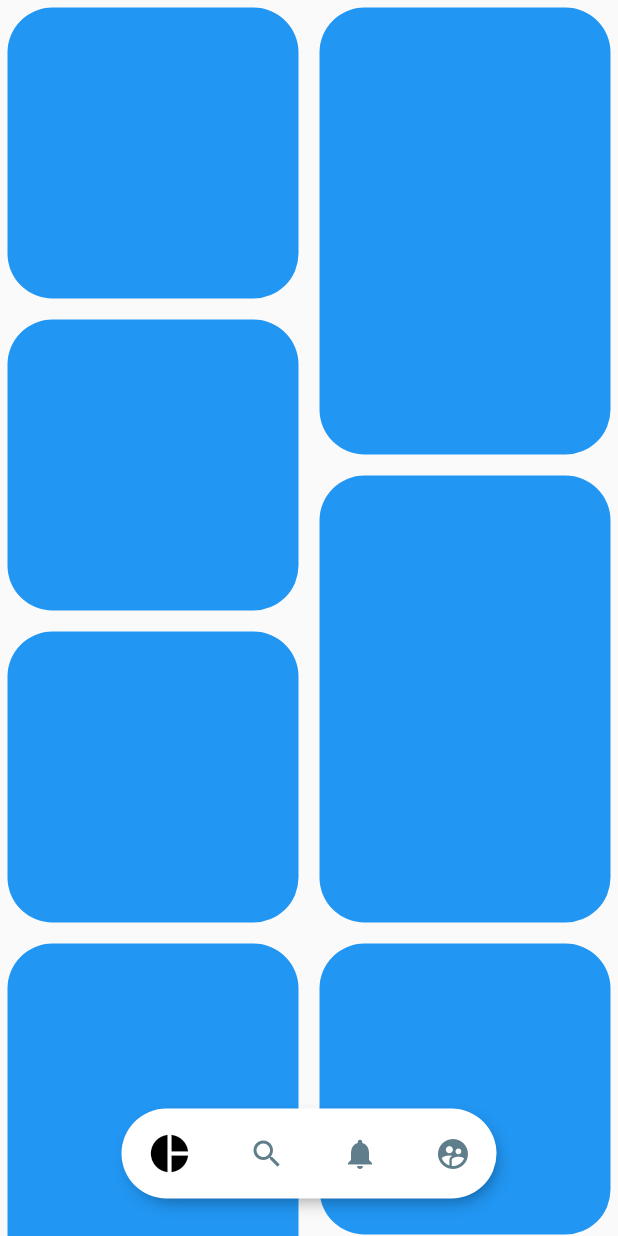
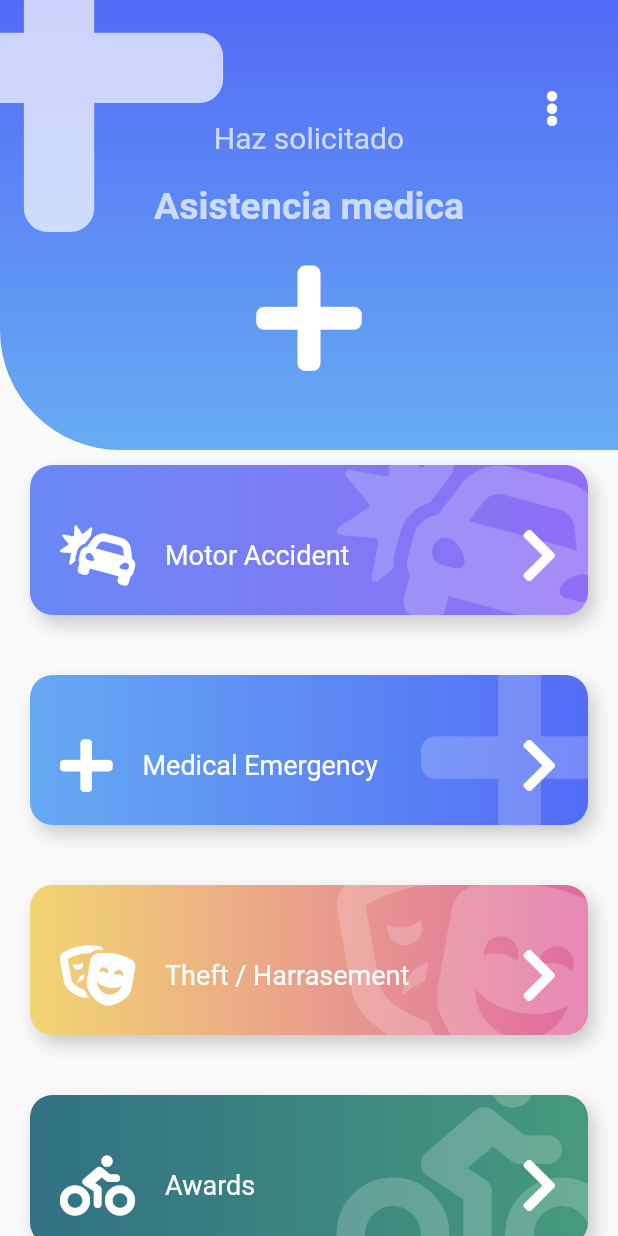
Before and after one commit to edrick27/Pinterest_layout, a Flutter app: the screen it shows after launch, on a phone screen of 412 x 824 dp. Run offline on Flutter 3.47's test engine with Material 2 defaults, Android fonts, the phone set to English and light mode, and no system bars; our stand-ins replace font_awesome_flutter.

Commit message:
addd emercy layout

```diff
--- /dev/null
+++ b/lib/Widgets/boton.dart
@@ -0,0 +1,113 @@
+import 'package:flutter/material.dart';
+import 'package:font_awesome_flutter/font_awesome_flutter.dart';
+
+
+class Boton extends StatelessWidget {
+
+  final IconData icon;
+  final String texto;
+  final Color color1;
+  final Color color2;
+  final Function onPress;
+
+  const Boton({
+    this.texto = "",
+    this.icon = FontAwesomeIcons.question,
+    this.color1 = Colors.blue,
+    this.color2 = Colors.blueGrey,
+    @required this.onPress
+  });
+
+
+
+  @override
+  Widget build(BuildContext context) {
+
+    return GestureDetector(
+      behavior: HitTestBehavior.translucent,
+      onTap: this.onPress,
+      child: Stack(
+        children: <Widget>[
+          _BotonBackground(
+            icon: this.icon,
+            color1: this.color1,
+            color2: this.color2
+          ),
+          Row(
+            mainAxisAlignment: MainAxisAlignment.center,
+            children: <Widget>[
+              SizedBox(height: 140, width: 40),
+              FaIcon(
+                this.icon,
+                color: Colors.white,
+                size: 40
+              ),
+              SizedBox(width: 20),
+              Expanded(child: Text(this.texto, style: TextStyle( color: Colors.white, fontSize: 18) )),
+              SizedBox(width: 20),
+              FaIcon(
+                FontAwesomeIcons.chevronRight,
+                color: Colors.white,
+                size: 40
+              ),
+              SizedBox(width: 40),
+            ],
+          )
+        ],
+      ),
+    );
+  }
+}
+
+class _BotonBackground extends StatelessWidget {
+
+  final IconData icon;
+  final Color color1;
+  final Color color2;
+
+  _BotonBackground({
+    @required this.icon,
+    @required this.color1,
+    @required this.color2
+  });
+
+  @override
+  Widget build(BuildContext context) {
+    return Container(
+
+      child: ClipRRect(
+        borderRadius: BorderRadius.circular(15),
+        child: Stack(
+          children: <Widget>[
+            Positioned(
+              right: -20,
+              top: -20,
+              child: FaIcon(
+                this.icon,
+                size: 150,
+                color: Colors.white.withOpacity(0.2),
+              ),
+            )
+
+          ],
+        ),
+      ),
+      width: double.infinity,
+      height: 100,
+      margin: EdgeInsets.symmetric( horizontal: 20, vertical: 10),
+      decoration: BoxDecoration(
+        color: Colors.red,
+        borderRadius: BorderRadius.circular(15),
+        boxShadow: <BoxShadow>[
+          BoxShadow(color: Colors.black.withOpacity(0.2), offset: Offset(4, 6), blurRadius: 10)
+        ],
+        gradient: LinearGradient(
+          colors: <Color>[
+            this.color1,
+            this.color2
+          ]
+        )
+      )
+    );
+  }
+}
--- /dev/null
+++ b/lib/Widgets/iconHeaders.dart
@@ -0,0 +1,89 @@
+import 'package:flutter/material.dart';
+import 'package:font_awesome_flutter/font_awesome_flutter.dart';
+
+
+class IconHeaders extends StatelessWidget {
+
+  final IconData icon;
+  final String titulo;
+  final String subtitulo;
+  final Color color1;
+  final Color color2;
+
+  const IconHeaders({
+    @required this.icon,
+    @required this.titulo,
+    @required this.subtitulo,
+    this.color1 = Colors.grey,
+    this.color2 = Colors.blueGrey
+  });
+
+
+  @override
+  Widget build(BuildContext context) {
+
+    final Color colorBlanco = Colors.white.withOpacity(0.7);
+
+    return Stack(
+      children: <Widget>[
+        _IconHeaderBackground(
+          color1: this.color1,
+          color2: this.color2,
+        ),
+
+        Positioned(
+          child: FaIcon(
+            this.icon,
+            size: 250,
+            color: colorBlanco
+          ),
+          top: -80,
+          left: -70
+        ),
+
+         Column(
+          children: <Widget>[
+            SizedBox(height: 80, width: double.infinity),
+            Text(this.subtitulo,style: TextStyle( fontSize: 20,  color: colorBlanco)),
+            SizedBox(height: 20),
+            Text(this.titulo,style: TextStyle( fontSize: 25,  color: colorBlanco, fontWeight: FontWeight.bold)),
+            SizedBox(height: 20),
+            FaIcon(this.icon, size: 80, color: Colors.white)
+          ],
+        ),
+      ],
+    );
+  }
+
+}
+
+class _IconHeaderBackground extends StatelessWidget {
+
+  final Color color1;
+  final Color color2;
+
+  _IconHeaderBackground({
+    @required this.color1,
+    @required this.color2
+  });
+
+  @override
+  Widget build(BuildContext context) {
+
+    return Container(
+      width: double.infinity,
+      height: 300,
+      decoration: BoxDecoration(
+        borderRadius: BorderRadius.only(bottomLeft: Radius.circular(80)),
+        gradient: LinearGradient(
+          begin: Alignment.topCenter,
+          end: Alignment.bottomCenter,
+          colors:  <Color>[
+            this.color1,
+            this.color2
+          ]
+        )
+      )
+    );
+  }
+}
--- a/lib/main.dart
+++ b/lib/main.dart
@@ -1,4 +1,5 @@
 import 'package:flutter/material.dart';
+import 'package:pinterest_layout/src/page/emergancy_page.dart';
 import 'package:pinterest_layout/src/page/pinterest_page.dart';
 
 void main() => runApp(MyApp());
@@ -9,7 +10,7 @@ class MyApp extends StatelessWidget {
     return MaterialApp(
       title: 'Material App',
       debugShowCheckedModeBanner: false,
-      home: PinterestPage()
+      home: EmergancyPage()
     );
   }
 }
--- /dev/null
+++ b/lib/src/page/emergancy_page.dart
@@ -0,0 +1,101 @@
+import 'package:flutter/material.dart';
+import 'package:font_awesome_flutter/font_awesome_flutter.dart';
+import 'package:pinterest_layout/Widgets/boton.dart';
+import 'package:pinterest_layout/Widgets/iconHeaders.dart';
+
+
+class EmergancyPage extends StatelessWidget {
+
+
+  final items = <ItemBoton>[
+    new ItemBoton( FontAwesomeIcons.carCrash, 'Motor Accident', Color(0xff6989F5), Color(0xff906EF5) ),
+    new ItemBoton( FontAwesomeIcons.plus, 'Medical Emergency', Color(0xff66A9F2), Color(0xff536CF6) ),
+    new ItemBoton( FontAwesomeIcons.theaterMasks, 'Theft / Harrasement', Color(0xffF2D572), Color(0xffE06AA3) ),
+    new ItemBoton( FontAwesomeIcons.biking, 'Awards', Color(0xff317183), Color(0xff46997D) ),
+    new ItemBoton( FontAwesomeIcons.carCrash, 'Motor Accident', Color(0xff6989F5), Color(0xff906EF5) ),
+    new ItemBoton( FontAwesomeIcons.plus, 'Medical Emergency', Color(0xff66A9F2), Color(0xff536CF6) ),
+    new ItemBoton( FontAwesomeIcons.theaterMasks, 'Theft / Harrasement', Color(0xffF2D572), Color(0xffE06AA3) ),
+    new ItemBoton( FontAwesomeIcons.biking, 'Awards', Color(0xff317183), Color(0xff46997D) ),
+    new ItemBoton( FontAwesomeIcons.carCrash, 'Motor Accident', Color(0xff6989F5), Color(0xff906EF5) ),
+    new ItemBoton( FontAwesomeIcons.plus, 'Medical Emergency', Color(0xff66A9F2), Color(0xff536CF6) ),
+    new ItemBoton( FontAwesomeIcons.theaterMasks, 'Theft / Harrasement', Color(0xffF2D572), Color(0xffE06AA3) ),
+    new ItemBoton( FontAwesomeIcons.biking, 'Awards', Color(0xff317183), Color(0xff46997D) ),
+  ];
+
+
+  @override
+  Widget build(BuildContext context) {
+
+     List listBotons = items.map(
+      (item) => Boton(
+        icon: item.icon,
+        texto: item.texto,
+        color1: item.color1,
+        color2: item.color2,
+        onPress: (){ print("opn tap"); }
+      )
+     ).toList();
+
+    return Scaffold(
+      body: Stack(
+        children: <Widget>[
+          Container(
+            margin: EdgeInsets.only( top: 250 ),
+            child: ListView(
+              physics: BouncingScrollPhysics(),
+              children: <Widget>[
+                SizedBox(height: 50),
+                ...listBotons
+              ]
+            ),
+          ),
+          PageHeader()
+        ],
+      )
+   );
+  }
+
+}
+
+class ItemBoton {
+
+  final IconData icon;
+  final String texto;
+  final Color color1;
+  final Color color2;
+
+  ItemBoton( this.icon, this.texto, this.color1, this.color2 );
+}
+
+
+class PageHeader extends StatelessWidget {
+
+  @override
+  Widget build(BuildContext context) {
+    return Stack(
+      children: <Widget>[
+        IconHeaders(
+          titulo: "Asistencia medica",
+          subtitulo: "Haz solicitado",
+          icon: FontAwesomeIcons.plus,
+          color1: Color(0xff526BF6),
+          color2: Color(0xff67ACF2)
+        ),
+
+        Positioned(
+          right: 0,
+          top: 45,
+          child: RawMaterialButton(
+            onPressed: (){},
+            shape: CircleBorder(),
+            padding: EdgeInsets.all(15.0),
+            child: FaIcon(
+              FontAwesomeIcons.ellipsisV, color: Colors.white,
+            ),
+          ),
+        )
+      ],
+    );
+  }
+
+}
--- a/lib/src/page/pinterest_page.dart
+++ b/lib/src/page/pinterest_page.dart
@@ -1,6 +1,6 @@
 import 'package:flutter/material.dart';
 import 'package:flutter_staggered_grid_view/flutter_staggered_grid_view.dart';
-import 'package:pinterest_layout/src/page/menu.dart';
+import 'package:pinterest_layout/Widgets/menu.dart';
 import 'package:provider/provider.dart';
 
 class PinterestPage extends StatelessWidget {
--- a/pubspec.yaml
+++ b/pubspec.yaml
@@ -14,7 +14,7 @@ description: A new Flutter project.
 version: 1.0.0+1
 
 environment:
-  sdk: ">=2.1.0 <3.0.0"
+  sdk: ">=2.3.0 <3.0.0"
 
 dependencies:
   flutter:
@@ -25,6 +25,7 @@ dependencies:
   cupertino_icons: ^0.1.2
   flutter_staggered_grid_view: ^0.3.0
   provider: ^4.0.4
+  font_awesome_flutter: ^8.8.1
 
 dev_dependencies:
   flutter_test:
```
Also changed, not shown: lib/Widgets/menu.dart (renamed from lib/src/page/menu.dart), pubspec.lock.
